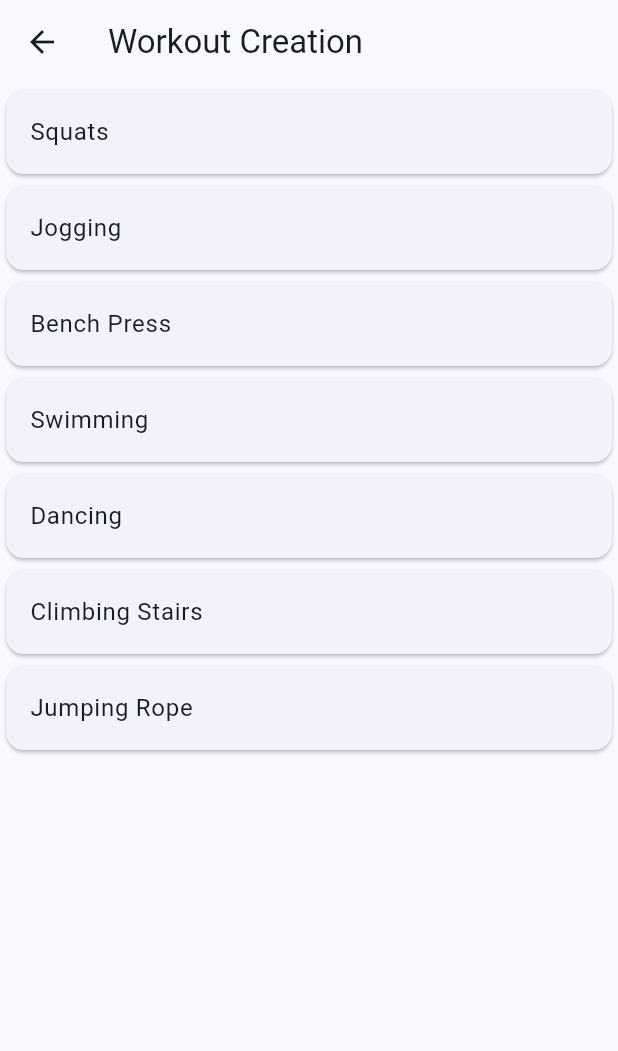
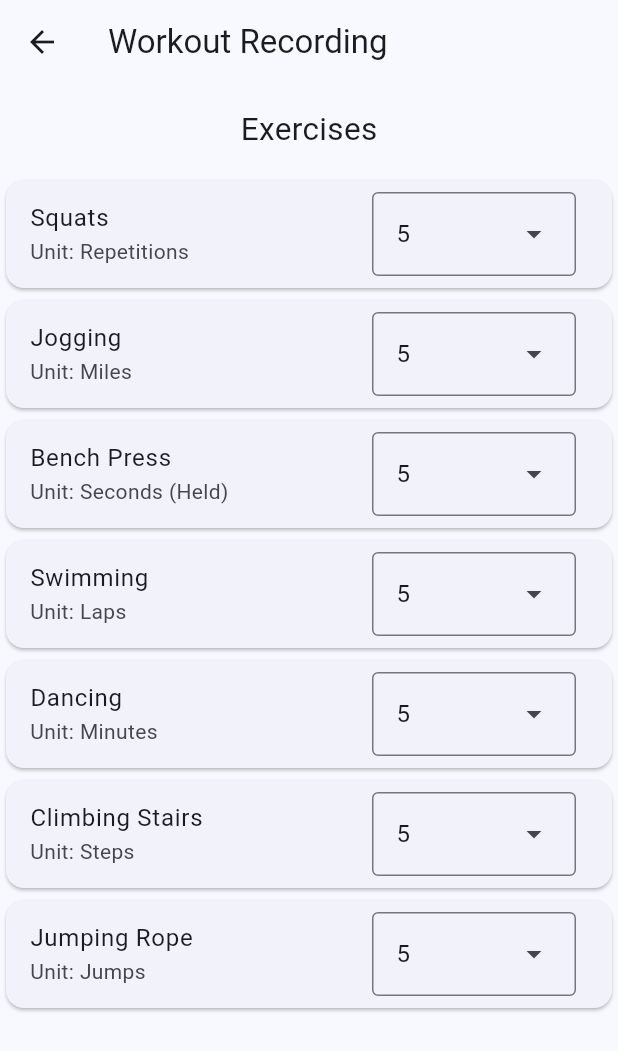
Before and after one commit to esousasilva/Eduardo-Mobile-App-CPSC-5250, a Flutter app: the WorkoutRecordingPage screen opened directly, on a phone screen of 412 x 824 dp. Shown: the top 1051 px of the screen. Run offline on Flutter 3.47's test engine with Material 3 defaults, Android fonts, the phone set to English and light mode, and no system bars.

Commit message:
Added the stateful dropdown menu in workout_recording_page.dart file

```diff
--- a/lib/pages/workout_recording_page.dart
+++ b/lib/pages/workout_recording_page.dart
@@ -5,39 +5,80 @@ import 'package:flutter/material.dart';
 import 'package:eduardo_personal_app/model/workout_plan.dart';
 
 
+enum RepetitionUnitValues{
+  five('5', 5),
+  ten('10', 10),
+  fifteen('15', 15),
+  twenty('20', 20),
+  twentyFive('25', 25),
+  thirty('30', 30);
 
-class WorkoutRecordingPage extends StatelessWidget {
+  const RepetitionUnitValues(this.label, this.unit);
+  final String label;
+  final int unit;
+}
+
+class WorkoutRecordingPage extends StatefulWidget{
   const WorkoutRecordingPage({super.key});
+
+  @override
+  State<WorkoutRecordingPage> createState() => _WorkoutRecordingPageState();
+}
+
+class _WorkoutRecordingPageState extends State<WorkoutRecordingPage> {
+  final TextEditingController repetitionUnitController = TextEditingController();
+  int? repetitionUnitSelected;
+
   @override
   Widget build(BuildContext context) {
     final workoutExercises = WorkoutPlan('Workout1Default');
     return Scaffold(
         appBar: AppBar(
-          title: Text('Workout Creation'),
+          title: Text('Workout Recording'),
         ),
         body: SingleChildScrollView(
           child: Column(
-            crossAxisAlignment: CrossAxisAlignment.stretch,
+            crossAxisAlignment: CrossAxisAlignment.center,
+            mainAxisAlignment: MainAxisAlignment.center,
             children: [
+              SizedBox(height: 15),
+              Text('Exercises',
+              style: TextStyle(fontSize: 21)),
+              SizedBox(height: 15),
               ListView.builder(
                   shrinkWrap: true,
                   itemCount: workoutExercises.exercises.length,
-                  itemBuilder: (context, index) => _WorkoutRecordingPage(workoutExercises.exercises[index]))
+                  itemBuilder: (context, index) => _WorkoutRecordingPage(workoutExercises.exercises[index], repetitionUnitController, repetitionUnitSelected))
             ],
           ),
         )
     );
   }
 }
+
 class _WorkoutRecordingPage extends StatelessWidget {
+  final TextEditingController repetitionUnitController;
+  final int? repetitionUnitSelected;
+
   final Exercise exercise;
-  const _WorkoutRecordingPage(this.exercise);
+  const _WorkoutRecordingPage(this.exercise, this.repetitionUnitController, this.repetitionUnitSelected);
 
   @override
   Widget build(BuildContext context) {
     return Card(
       child: ListTile(
-          title: Text(exercise.name)
+        title: Text(exercise.name),
+        subtitle: Text('Unit: ${exercise.unit}'),
+        trailing: DropdownMenu(
+        controller: repetitionUnitController,
+        initialSelection: RepetitionUnitValues.five.label,
+        dropdownMenuEntries: RepetitionUnitValues.values
+            .map((unit) => DropdownMenuEntry(value: unit.label, label: unit.label))
+            .toList(),
+        onSelected: (value) {
+          repetitionUnitController.text = value!;
+        },
+      ),
       ),
     );
   }
```
